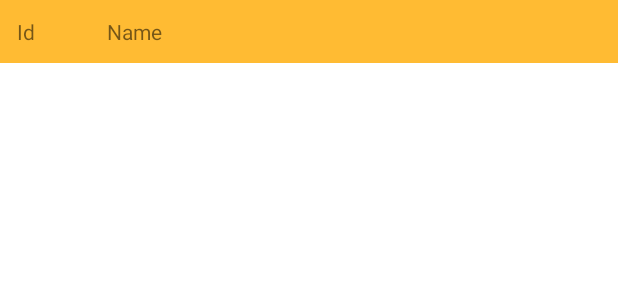
After one commit to reza-salehi-babarsad/DiffUtil_Recyclerview, an Android app: the layout item_list.xml on its own in the app's theme, with its tools: preview values and no code run, on a phone screen of 412 x 824 dp. The commit adds this screen. Shown: the top 300 px of the screen. Run offline under Robolectric (Android 15) with nearby library versions, the phone set to English and light mode, and no system bars.

Commit message:
setup Ui

```diff
--- a/app/build.gradle
+++ b/app/build.gradle
@@ -30,6 +30,9 @@ android {
     kotlinOptions {
         jvmTarget = '1.8'
     }
+    buildFeatures{
+        viewBinding = true
+    }
 }
 
 dependencies {
--- a/app/src/main/res/layout/activity_main.xml
+++ b/app/src/main/res/layout/activity_main.xml
@@ -6,13 +6,12 @@
     android:layout_height="match_parent"
     tools:context=".MainActivity">
 
-    <TextView
-        android:layout_width="wrap_content"
-        android:layout_height="wrap_content"
-        android:text="Hello World!"
+    <androidx.recyclerview.widget.RecyclerView
+        android:id="@+id/rvMain"
+        android:layout_width="409dp"
+        android:layout_height="729dp"
         app:layout_constraintBottom_toBottomOf="parent"
         app:layout_constraintEnd_toEndOf="parent"
         app:layout_constraintStart_toStartOf="parent"
         app:layout_constraintTop_toTopOf="parent" />
-
 </androidx.constraintlayout.widget.ConstraintLayout>
--- /dev/null
+++ b/app/src/main/res/layout/item_list.xml
@@ -0,0 +1,31 @@
+<?xml version="1.0" encoding="utf-8"?>
+<androidx.constraintlayout.widget.ConstraintLayout xmlns:android="http://schemas.android.com/apk/res/android"
+    xmlns:app="http://schemas.android.com/apk/res-auto"
+    xmlns:tools="http://schemas.android.com/tools"
+    android:layout_width="match_parent"
+    android:layout_height="wrap_content"
+    android:background="@android:color/holo_orange_light"
+    android:padding="5dp">
+
+    <TextView
+        android:id="@+id/tvId"
+        android:layout_width="wrap_content"
+        android:layout_height="wrap_content"
+        android:padding="6dp"
+        android:text="Id"
+        app:layout_constraintBottom_toBottomOf="parent"
+        app:layout_constraintStart_toStartOf="parent"
+        app:layout_constraintTop_toTopOf="parent" />
+
+    <TextView
+        android:id="@+id/tvName"
+        android:layout_width="wrap_content"
+        android:layout_height="wrap_content"
+        android:layout_marginStart="60dp"
+        android:padding="6dp"
+        android:text="Name"
+        app:layout_constraintBottom_toBottomOf="parent"
+        app:layout_constraintStart_toStartOf="parent"
+        app:layout_constraintTop_toTopOf="parent" />
+
+</androidx.constraintlayout.widget.ConstraintLayout>
```
